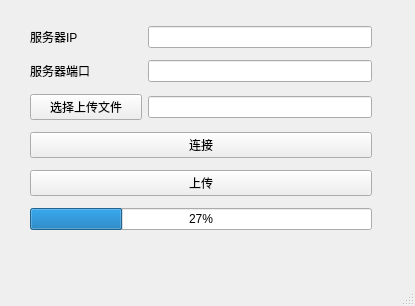
First picture: the form in FileClient/fileclient.ui, repository HectorJiang/CPP, before the edit.
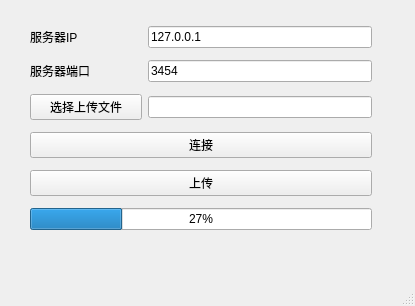
Second picture: the form after the edit.

```diff
--- a/FileClient/fileclient.ui
+++ b/FileClient/fileclient.ui
@@ -42,10 +42,18 @@
       </widget>
      </item>
      <item row="1" column="1" colspan="2">
-      <widget class="QLineEdit" name="m_pLeServerPort"/>
+      <widget class="QLineEdit" name="m_pLeServerPort">
+       <property name="text">
+        <string>3454</string>
+       </property>
+      </widget>
      </item>
      <item row="0" column="1" colspan="2">
-      <widget class="QLineEdit" name="m_pLeServerIp"/>
+      <widget class="QLineEdit" name="m_pLeServerIp">
+       <property name="text">
+        <string>127.0.0.1</string>
+       </property>
+      </widget>
      </item>
      <item row="3" column="0" colspan="3">
       <widget class="QPushButton" name="m_pBtnConnect">
```
